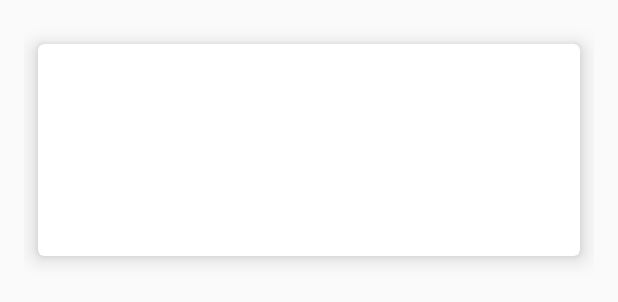
After one commit to maxdobler/Teilnehmerverwaltung, an Android app: the layout item_attendee.xml on its own in the app's theme, with its tools: preview values and no code run, on a phone screen of 412 x 824 dp. The commit adds this screen. Shown: the top 302 px of the screen. Run offline under Robolectric (Android 15) with nearby library versions, the phone set to English and light mode, and no system bars.

Commit message:
karte mit namen wird angezeigt

```diff
--- a/app/src/main/AndroidManifest.xml
+++ b/app/src/main/AndroidManifest.xml
@@ -11,7 +11,6 @@
         <activity android:name=".MainActivity">
             <intent-filter>
                 <action android:name="android.intent.action.MAIN" />
-
                 <category android:name="android.intent.category.LAUNCHER" />
             </intent-filter>
         </activity>
--- /dev/null
+++ b/app/src/main/res/layout/item_attendee.xml
@@ -0,0 +1,25 @@
+<?xml version="1.0" encoding="utf-8"?>
+<LinearLayout xmlns:android="http://schemas.android.com/apk/res/android"
+    xmlns:card_view="http://schemas.android.com/apk/res-auto"
+    android:layout_width="match_parent"
+    android:layout_height="200dp"
+    android:orientation="vertical"
+    android:padding="@dimen/padding_normal">
+
+    <android.support.v7.widget.CardView
+        android:layout_width="match_parent"
+        android:layout_height="match_parent"
+        card_view:cardCornerRadius="@dimen/cardCornerRadius"
+        card_view:cardElevation="@dimen/cardElevation"
+        card_view:cardUseCompatPadding="true">
+
+        <TextView
+            android:id="@+id/name"
+            android:layout_width="match_parent"
+            android:layout_height="wrap_content"
+            android:layout_gravity="center"
+            android:gravity="center" />
+    </android.support.v7.widget.CardView>
+
+
+</LinearLayout>
--- a/app/src/main/res/values-w820dp/dimens.xml
+++ /dev/null
@@ -1,3 +0,0 @@
-<resources>
-    <dimen name="activity_horizontal_margin">64dp</dimen>
-</resources>
--- a/app/src/main/res/values/dimens.xml
+++ b/app/src/main/res/values/dimens.xml
@@ -1,4 +1,7 @@
 <resources>
     <dimen name="activity_horizontal_margin">16dp</dimen>
     <dimen name="activity_vertical_margin">16dp</dimen>
+    <dimen name="padding_normal">16dp</dimen>
+    <dimen name="cardCornerRadius">4dp</dimen>
+    <dimen name="cardElevation">8dp</dimen>
 </resources>
```
Also changed, not shown: app/build.gradle (+10 -4 lines), app/src/main/java/de/maxdobler/teilnehmerverwaltung/Attendee.java (added, +14 -0 lines), app/src/main/java/de/maxdobler/teilnehmerverwaltung/AttendeeViewHolder.java (added, +23 -0 lines), app/src/main/java/de/maxdobler/teilnehmerverwaltung/MainActivity.java (+25 -1 lines), app/src/main/res/drawable/ic_add_black_24dp.xml (added, +9 -0 lines), app/src/main/res/layout/main_activity.xml (+17 -5 lines), app/src/main/res/values/styles.xml (+11 -0 lines), 2 other files.
